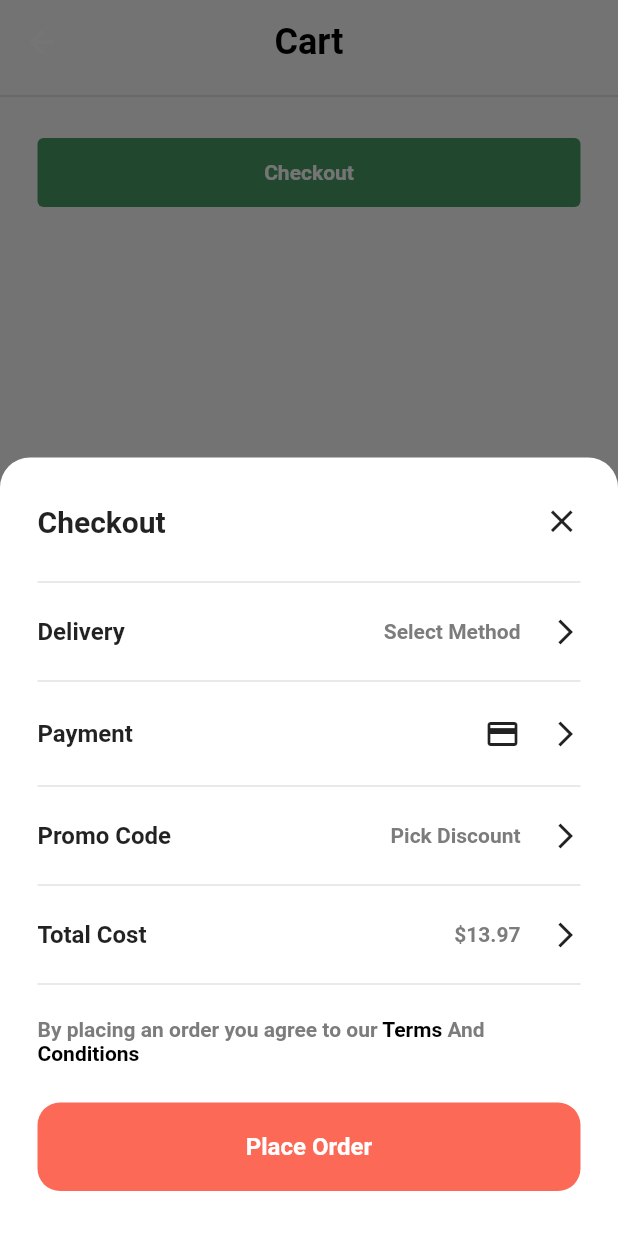
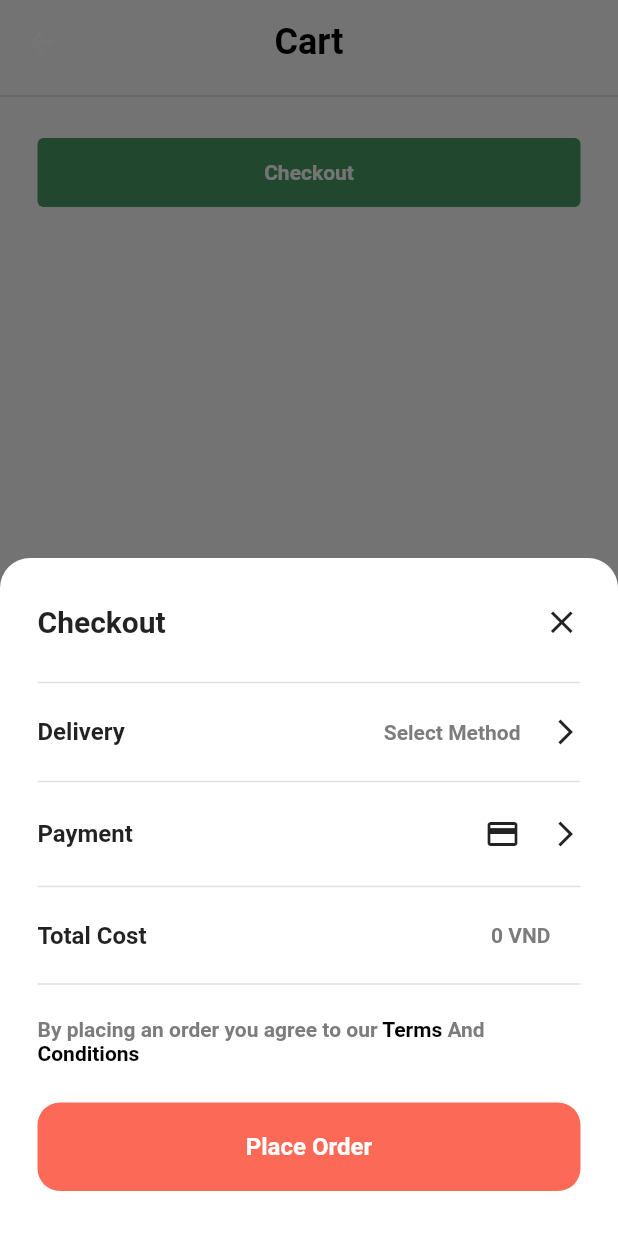
Before and after one commit to nhduchuy2306/partner-mobile-v2, a Flutter app: the DashBoardScreen screen opened directly, item 3 of the bottom bar chosen, after a tap on "Checkout", on a phone screen of 412 x 824 dp. Run offline on Flutter 3.47's test engine with Material 2 defaults, Android fonts, the phone set to English and light mode, and no system bars; our stand-ins replace firebase_auth, firebase_core, font_awesome_flutter, google_sign_in, page_transition, shared_preferences and 1 more; accounts and stored records are empty; network calls fail.

Commit message:
update order

```diff
--- a/lib/provider/cart_provider.dart
+++ b/lib/provider/cart_provider.dart
@@ -82,4 +82,12 @@ class CartProvider with ChangeNotifier {
     _saveToPrefs();
     notifyListeners();
   }
+
+  double get totalAmount {
+    double total = 0;
+    for (var item in _cartItems) {
+      total += item.product!.price! * item.quantity!;
+    }
+    return total;
+  }
 }
--- a/lib/screens/cart/cart_screen.dart
+++ b/lib/screens/cart/cart_screen.dart
@@ -56,11 +56,11 @@ class _CartScreenState extends State<CartScreen> {
         body: SingleChildScrollView(
           controller: ScrollController(),
           physics: const BouncingScrollPhysics(),
-          child: Column(
+          child: Consumer<CartProvider>(
+            builder: (context, cartProvider, child) {
+              return Column(
                 children: [
-              Consumer<CartProvider>(
-                builder: (context, cartProvider, child) {
-                  return ListView.builder(
+                  ListView.builder(
                     shrinkWrap: true,
                     itemCount: cartProvider.cartItems.length,
                     physics: const NeverScrollableScrollPhysics(),
@@ -93,26 +93,26 @@ class _CartScreenState extends State<CartScreen> {
                         ),
                       );
                     },
-                  );
-                },
                   ),
                   const Divider(
                     thickness: 1,
                   ),
-              getCheckoutButton(context)
+                  getCheckoutButton(context, cartProvider.totalAmount)
                 ],
+              );
+            },
           ),
         ),
       ),
     );
   }
 
-  Widget getCheckoutButton(BuildContext context) {
+  Widget getCheckoutButton(BuildContext context, double totalAmount) {
     return Container(
       padding: const EdgeInsets.symmetric(horizontal: 25, vertical: 20),
       child: GestureDetector(
         onTap: () {
-          showBottomSheet(context);
+          showBottomSheet(context, totalAmount);
         },
         child: Container(
           padding: const EdgeInsets.symmetric(vertical: 15),
@@ -134,27 +134,13 @@ class _CartScreenState extends State<CartScreen> {
     );
   }
 
-  Widget getButtonPriceWidget() {
-    return Container(
-      padding: const EdgeInsets.all(2),
-      decoration: BoxDecoration(
-        color: const Color(0xff489E67),
-        borderRadius: BorderRadius.circular(4),
-      ),
-      child: const Text(
-        "\$12.96",
-        style: TextStyle(fontWeight: FontWeight.w600),
-      ),
-    );
-  }
-
-  void showBottomSheet(context) {
+  void showBottomSheet(context, double totalAmount) {
     showModalBottomSheet(
         context: context,
         isScrollControlled: true,
         backgroundColor: Colors.transparent,
         builder: (BuildContext bc) {
-          return CheckoutBottomSheet();
+          return CheckoutBottomSheet(totalAmount: totalAmount);
         });
   }
 }
--- a/lib/screens/cart/checkout_bottom_sheet.dart
+++ b/lib/screens/cart/checkout_bottom_sheet.dart
@@ -1,6 +1,10 @@
 import 'package:flutter/material.dart';
 
 class CheckoutBottomSheet extends StatefulWidget {
+  const CheckoutBottomSheet({super.key, required this.totalAmount});
+
+  final double totalAmount;
+
   @override
   _CheckoutBottomSheetState createState() => _CheckoutBottomSheetState();
 }
@@ -20,47 +24,46 @@ class _CheckoutBottomSheetState extends State<CheckoutBottomSheet> {
         children: <Widget>[
           Row(
             children: [
-              Text(
+              const Text(
                 "Checkout",
                 style: TextStyle(
                   fontSize: 20,
                   fontWeight: FontWeight.w600,
                 ),
               ),
-              Spacer(),
+              const Spacer(),
               GestureDetector(
                   onTap: () {
                     Navigator.pop(context);
                   },
-                  child: Icon(
+                  child: const Icon(
                     Icons.close,
                     size: 25,
                   ))
             ],
           ),
-          SizedBox(
+          const SizedBox(
             height: 45,
           ),
           getDivider(),
-          checkoutRow("Delivery", trailingText: "Select Method"),
+          checkoutRow("Delivery",
+              trailingText: "Select Method", showArrow: true),
           getDivider(),
-          checkoutRow(
-            "Payment",
-            trailingWidget: Icon(
+          checkoutRow("Payment",
+              trailingWidget: const Icon(
                 Icons.payment,
               ),
-          ),
+              showArrow: true),
           getDivider(),
-          checkoutRow("Promo Code", trailingText: "Pick Discount"),
+          checkoutRow("Total Cost",
+              trailingText: "${widget.totalAmount.toStringAsFixed(0)} VND"),
           getDivider(),
-          checkoutRow("Total Cost", trailingText: "\$13.97"),
-          getDivider(),
-          SizedBox(
+          const SizedBox(
             height: 30,
           ),
           termsAndConditionsAgreement(context),
           Container(
-            margin: EdgeInsets.only(
+            margin: const EdgeInsets.only(
               top: 25,
             ),
             child: GestureDetector(
@@ -95,7 +98,7 @@ class _CheckoutBottomSheetState extends State<CheckoutBottomSheet> {
   }
 
   Widget getDivider() {
-    return Divider(
+    return const Divider(
       thickness: 1,
       color: Color(0xFFE2E2E2),
     );
@@ -106,12 +109,12 @@ class _CheckoutBottomSheetState extends State<CheckoutBottomSheet> {
       text: TextSpan(
           text: 'By placing an order you agree to our',
           style: TextStyle(
-            color: Color(0xFF7C7C7C),
+            color: const Color(0xFF7C7C7C),
             fontSize: 14,
             fontFamily: Theme.of(context).textTheme.bodyText1?.fontFamily,
             fontWeight: FontWeight.w600,
           ),
-          children: [
+          children: const [
             TextSpan(
               text: " Terms",
               style:
@@ -130,35 +133,37 @@ class _CheckoutBottomSheetState extends State<CheckoutBottomSheet> {
   }
 
   Widget checkoutRow(String label,
-      {String? trailingText, Widget? trailingWidget}) {
+      {String? trailingText, Widget? trailingWidget, bool? showArrow}) {
     return Container(
-      margin: EdgeInsets.symmetric(
+      margin: const EdgeInsets.symmetric(
         vertical: 15,
       ),
       child: Row(
         children: [
           Text(
             label,
-            style: TextStyle(
+            style: const TextStyle(
               fontSize: 16,
               fontWeight: FontWeight.w600,
             ),
           ),
-          Spacer(),
+          const Spacer(),
           trailingText == null
               ? (trailingWidget ?? Container())
               : Text(
                   trailingText,
-            style: TextStyle(
+                  style: const TextStyle(
                     fontSize: 14,
                     fontWeight: FontWeight.w600,
                     color: Color(0xFF7C7C7C),
                   ),
                 ),
-          SizedBox(
+          const SizedBox(
             width: 20,
           ),
-          Icon(
+          showArrow == null || showArrow == false
+              ? Container()
+              : const Icon(
                   Icons.arrow_forward_ios,
                   size: 20,
                 )
--- a/lib/screens/home/home_screen.dart
+++ b/lib/screens/home/home_screen.dart
@@ -30,7 +30,7 @@ class HomeScreen extends StatefulWidget {
 class _HomeScreenState extends State<HomeScreen> {
   List<Category> categories = [];
   List<Product> latestProducts = [];
-  List<Product> bestSelingProducts = [];
+  List<Product> bestSellingProducts = [];
 
   @override
   void initState() {
@@ -47,7 +47,7 @@ class _HomeScreenState extends State<HomeScreen> {
     });
     ProductService.getBestSellingProducts().then((value) => {
           setState(() {
-            bestSelingProducts = value;
+            bestSellingProducts = value;
           })
         });
   }
@@ -71,11 +71,11 @@ class _HomeScreenState extends State<HomeScreen> {
                 const SizedBox(
                   height: 25,
                 ),
-                if (bestSelingProducts.isNotEmpty)
+                if (bestSellingProducts.isNotEmpty)
                   Column(
                     children: [
                       padded(subTitle("Best Selling", TitleEnum.bestSelling)),
-                      getHorizontalItemSlider(bestSelingProducts),
+                      getHorizontalItemSlider(bestSellingProducts),
                     ],
                   ),
                 const SizedBox(
@@ -94,7 +94,7 @@ class _HomeScreenState extends State<HomeScreen> {
                 const SizedBox(
                   height: 15,
                 ),
-                getHorizontalItemSlider(bestSelingProducts),
+                getHorizontalItemSlider(bestSellingProducts),
                 const SizedBox(
                   height: 15,
                 ),
```
Also changed, not shown: pubspec.lock. Lines whose indentation alone changed are shown as unchanged.
